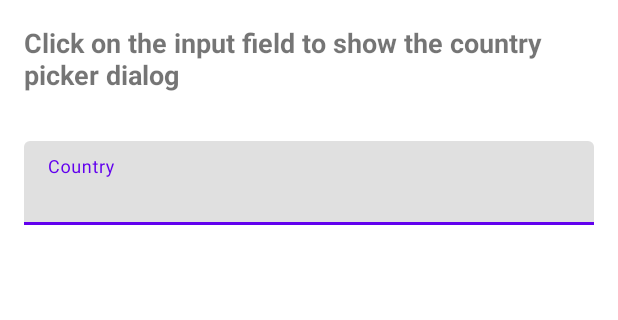
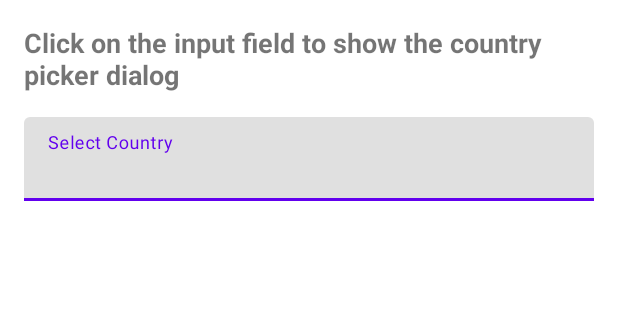
Before and after one commit to TutorialsAndroid/TACountryPicker, an Android app: the layout activity_main.xml on its own in the app's theme, with its tools: preview values and no code run, on a phone screen of 412 x 824 dp, the part 84-404 px from its top. Run offline under Robolectric (Android 15) with nearby library versions, the phone set to English and light mode, and no system bars.

Commit message:
Update Sample App

```diff
--- a/app/src/main/res/layout/activity_main.xml
+++ b/app/src/main/res/layout/activity_main.xml
@@ -17,7 +17,9 @@
         android:id="@+id/hint_text"
         android:layout_width="wrap_content"
         android:layout_height="wrap_content"
-        android:layout_margin="16dp"
+        android:layout_marginTop="16dp"
+        android:layout_marginStart="16dp"
+        android:layout_marginEnd="16dp"
         android:text="@string/hint_text"
         android:textSize="18sp"
         android:textStyle="bold"/>
--- a/app/src/main/res/values/strings.xml
+++ b/app/src/main/res/values/strings.xml
@@ -1,5 +1,5 @@
 <resources>
     <string name="app_name">TACountryPicker</string>
-    <string name="etCountryCodeHint">Country</string>
+    <string name="etCountryCodeHint">Select Country</string>
     <string name="hint_text">Click on the input field to show the country picker dialog</string>
 </resources>
```
